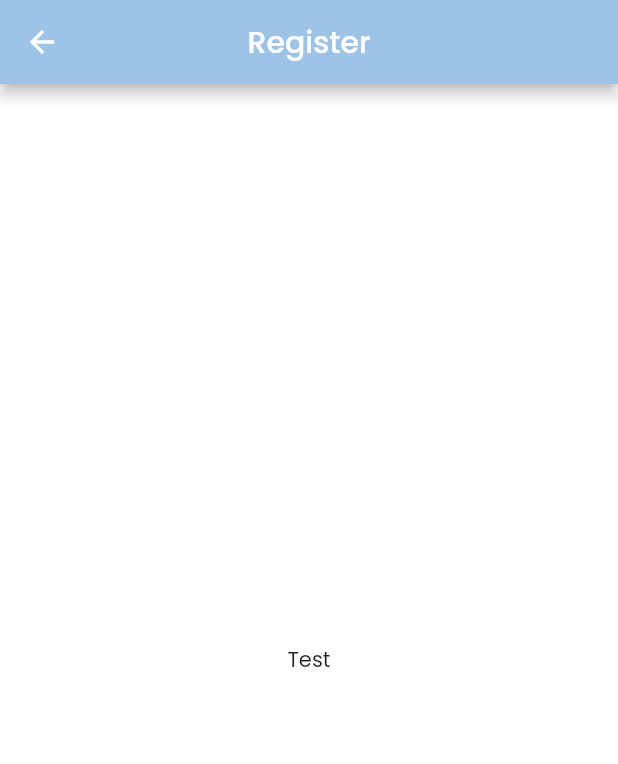
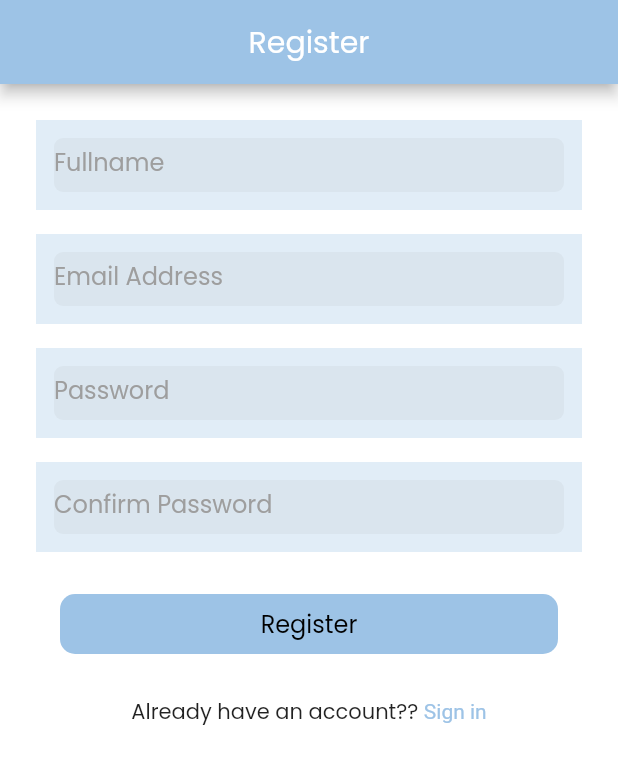
Before and after one commit to maulahaz/flt-zapp-xcbt, a Flutter app: the RegisterPage screen opened directly, on a phone screen of 412 x 824 dp. Shown: the top 764 px of the screen. Run offline on Flutter 3.47's test engine with Material 2 defaults, Android fonts, the phone set to English and light mode, and no system bars; our stand-ins replace bloc, dartz, flutter_bloc, glassmorphism, shared_preferences; accounts and stored records are empty.

```diff
--- a/lib/configs/colors.dart
+++ b/lib/configs/colors.dart
@@ -18,6 +18,7 @@ const kAppPrimaryDark2 = Color(0xffcdb4db);
 const kAppPrimaryLight = Color(0xffbde0fe);
 const kAppSecondary = Color(0xffafcc);
 const kAppSecondaryLight = Color(0xffc8dd);
+const kAppLight = Color(0xFFF8F5FF);
 
 //--App Colors Additional:
 const kAppBiruDark = Color(0xFF0081a7);
--- a/lib/modules/dashboard/x_dashboards.dart
+++ b/lib/modules/dashboard/x_dashboards.dart
@@ -11,4 +11,6 @@ export 'services/grocery_srv.dart';
 
 //--PAGES AND PARTS
 export 'pages/dashboard_pg.dart';
-// export 'pages/parts/modules_part.dart';
+export 'pages/parts/header.dart';
+export 'pages/parts/nav_menu.dart';
+export 'pages/parts/search_input.dart';
--- a/lib/modules/register/controllers/register_bloc.dart
+++ b/lib/modules/register/controllers/register_bloc.dart
@@ -1,9 +1,6 @@
 import 'package:bloc/bloc.dart';
 
 import '../x_registers.dart';
-
-part 'register_event.dart';
-part 'register_state.dart';
 
 class SignupBloc extends Bloc<SignupEvent, SignupState> {
   SignupBloc() : super(SignupInitial()) {
--- a/lib/modules/register/controllers/register_event.dart
+++ b/lib/modules/register/controllers/register_event.dart
@@ -1,5 +1,3 @@
-part of 'register_bloc.dart';
-
 abstract class SignupEvent {}
 
 //GetSignup Event for Creating New User
--- a/lib/modules/register/controllers/register_state.dart
+++ b/lib/modules/register/controllers/register_state.dart
@@ -1,4 +1,4 @@
-part of 'register_bloc.dart';
+import '../x_registers.dart';
 
 abstract class SignupState {}
 
--- a/lib/modules/register/pages/register_pg.dart
+++ b/lib/modules/register/pages/register_pg.dart
@@ -1,15 +1,15 @@
 import 'package:flutter/material.dart';
-// import 'package:flutter_bloc/flutter_bloc.dart';
-// import 'package:flutter_app/extensions/x_extensions.dart';
+import 'package:flutter_bloc/flutter_bloc.dart';
+import 'package:flutter_app/extensions/x_extensions.dart';
 
 import '../../../configs/x_configs.dart';
-// import '../../../widgets/x_widgets.dart';
-// import '../../dashboard/x_dashboards.dart';
-// import '../../login/x_logins.dart';
-// import '../x_registers.dart';
+import '../../../widgets/x_widgets.dart';
+import '../../dashboard/x_dashboards.dart';
+import '../../login/x_logins.dart';
+import '../x_registers.dart';
 
 class RegisterPage extends StatefulWidget {
-  const RegisterPage({super.key});
+  RegisterPage({super.key});
 
   @override
   State<RegisterPage> createState() => _RegisterPageState();
@@ -30,102 +30,98 @@ class _RegisterPageState extends State<RegisterPage> {
       appBar: AppBar(
         centerTitle: true,
         backgroundColor: kAppPrimary,
-        title: const Text('Register'),
+        title: Text('Register'),
       ),
-      body: Center(
-        child: Text('Test'),
+      // body: Center(
+      //   child: Text('Test'),
+      // ),
+      body: ListView(
+        padding: EdgeInsets.all(24.0),
+        children: [
+          MyTextField(
+            controller: nameController,
+            label: 'Fullname',
+          ),
+          SizedBox(height: 16.0),
+          MyTextField(
+            controller: emailController,
+            label: 'Email Address',
+          ),
+          // SizedBox(height: 16.0),
+          // MyTextField(
+          //   controller: phoneController,
+          //   label: 'Phone Number',
+          // ),
+          SizedBox(height: 16.0),
+          MyTextField(
+            controller: passwordController,
+            label: 'Password',
+            obscureText: true,
+          ),
+          SizedBox(height: 16.0),
+          MyTextField(
+            controller: confirmPasswordController,
+            label: 'Confirm Password',
+            obscureText: true,
+          ),
+          SizedBox(height: 24.0),
+          BlocConsumer<SignupBloc, SignupState>(listener: (context, state) {
+            if (state is SignupLoading) {
+              Center(
+                child: CircularProgressIndicator(),
+              );
+            }
+            if (state is SignupValidation) {
+              ScaffoldMessenger.of(context).showSnackBar(
+                SnackBar(
+                    content: Text("${state.value}"), backgroundColor: kRed),
+              );
+            }
+            if (state is SignupLoaded) {
+              // AuthLocalDatasource().saveAuthData(state);
+              ScaffoldMessenger.of(context).showSnackBar(SnackBar(
+                content: Text('New User Successfully Registered'),
+                backgroundColor: Colors.green,
+              ));
+              context.pushReplacement(DashboardPage());
+            }
+            ;
+          }, builder: (context, state) {
+            return MyButtons.primary(context, 'Register', () {
+              // Map<String, dynamic> dataRequest = {
+              //   'fullname': nameController.text,
+              //   'email': emailController.text,
+              //   'phoneNumber': phoneController.text,
+              //   'password': passwordController.text,
+              // };
+              context.read<SignupBloc>().add(GetSignup(
+                    fullname: nameController.text,
+                    email: emailController.text,
+                    // phoneNumber: phoneController.text,
+                    password: passwordController.text,
+                  ));
+            });
+          }),
+          SizedBox(height: 24.0),
+          GestureDetector(
+            onTap: () {
+              context.pushReplacement(LoginPage());
+            },
+            child: Text.rich(
+              TextSpan(
+                text: 'Already have an account?? ',
+                children: [
+                  TextSpan(
+                    text: 'Sign in',
+                    style: TextStyle(color: kAppPrimary),
+                  ),
+                ],
+              ),
+              textAlign: TextAlign.center,
+            ),
+          ),
+        ],
       ),
-      // body: ListView(
-      //   padding: const EdgeInsets.all(24.0),
-      //   children: [
-      //     MyTextField(
-      //       controller: nameController,
-      //       label: 'Fullname',
-      //     ),
-      //     const SizedBox(height: 16.0),
-      //     MyTextField(
-      //       controller: emailController,
-      //       label: 'Email Address',
-      //     ),
-      //     const SizedBox(height: 16.0),
-      //     MyTextField(
-      //       controller: phoneController,
-      //       label: 'Phone Number',
-      //     ),
-      //     const SizedBox(height: 16.0),
-      //     MyTextField(
-      //       controller: passwordController,
-      //       label: 'Password',
-      //       obscureText: true,
-      //     ),
-      //     const SizedBox(height: 16.0),
-      //     MyTextField(
-      //       controller: confirmPasswordController,
-      //       label: 'Confirm Password',
-      //       obscureText: true,
-      //     ),
-      //     const SizedBox(height: 24.0),
-      //     BlocConsumer<SignupBloc, SignupState>(listener: (context, state) {
-      //       if (state is SignupLoading) {
-      //         Center(
-      //           child: CircularProgressIndicator(),
-      //         );
-      //       }
-      //       if (state is SignupValidation) {
-      //         ScaffoldMessenger.of(context).showSnackBar(
-      //           SnackBar(
-      //             content: Text("${state.value}"),
-      //             backgroundColor: kRed,
-      //           ),
-      //         );
-      //       }
-      //       if (state is SignupLoaded) {
-      //         // AuthLocalDatasource().saveAuthData(state);
-      //         ScaffoldMessenger.of(context).showSnackBar(
-      //           const SnackBar(
-      //             content: Text('New User Successfully Registered'),
-      //             backgroundColor: Colors.green,
-      //           ),
-      //         );
-      //         context.pushReplacement(const DashboardPage());
-      //       }
-      //       ;
-      //     }, builder: (context, state) {
-      //       return MyButtons.primary(context, 'Register', () {
-      //         // Map<String, dynamic> dataRequest = {
-      //         //   'fullname': nameController.text,
-      //         //   'email': emailController.text,
-      //         //   'phoneNumber': phoneController.text,
-      //         //   'password': passwordController.text,
-      //         // };
-      //         context.read<SignupBloc>().add(GetSignup(
-      //               fullname: nameController.text,
-      //               email: emailController.text,
-      //               phoneNumber: phoneController.text,
-      //               password: passwordController.text,
-      //             ));
-      //       });
-      //     }),
-      //     const SizedBox(height: 24.0),
-      //     GestureDetector(
-      //       onTap: () {
-      //         context.pushReplacement(const LoginPage());
-      //       },
-      //       child: const Text.rich(
-      //         TextSpan(
-      //           text: 'Already have an account?? ',
-      //           children: [
-      //             TextSpan(
-      //               text: 'Sign in',
-      //               style: TextStyle(color: kAppPrimary),
-      //             ),
-      //           ],
-      //         ),
-      //         textAlign: TextAlign.center,
-      //       ),
-      //     ),
-      //   ],
-      // ),
     );
   }
 }
--- a/lib/modules/register/x_registers.dart
+++ b/lib/modules/register/x_registers.dart
@@ -1,5 +1,7 @@
 //--CONTROLLERS
 export 'controllers/register_bloc.dart';
+export 'controllers/register_event.dart';
+export 'controllers/register_state.dart';
 
 //--MODELS
 export 'models/authorization_mdl.dart';
--- a/pubspec.yaml
+++ b/pubspec.yaml
@@ -15,6 +15,7 @@ dependencies:
   http:
   equatable:
   shared_preferences:
+  cached_network_image:
 
   # intl: ^0.18.1
   # bloc: ^8.1.2
@@ -44,6 +45,7 @@ flutter:
   fonts:
     - family: Poppins
       fonts:
+        - asset: lib/assets/fonts/Poppins-Regular.ttf
 
         #   - family: Trajan Pro
         #     fonts:
```
Also changed, not shown: lib/main.dart (+9 -1 lines), lib/modules/dashboard/pages/dashboard_pg.dart (+55 -108 lines), lib/modules/dashboard/pages/parts/header.dart (added, +103 -0 lines), lib/modules/dashboard/pages/parts/nav_menu.dart (added, +50 -0 lines), lib/modules/dashboard/pages/parts/search_input.dart (added, +49 -0 lines), lib/modules/login/pages/login_pg.dart (+11 -11 lines), lib/modules/logout/pages/logout_pg.dart (added, +29 -0 lines), lib/modules/logout/x_logouts.dart (added, +15 -0 lines), lib/modules/onboarding/pages/onboarding_pg.dart (+7 -7 lines), pubspec.lock, 7 other files.
